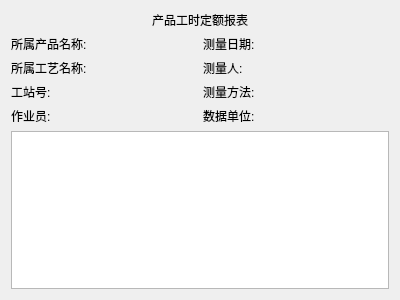
First picture: the form in pwh_quota/ReportTableWidget.ui, repository yukuan1991/std-system, before the edit.
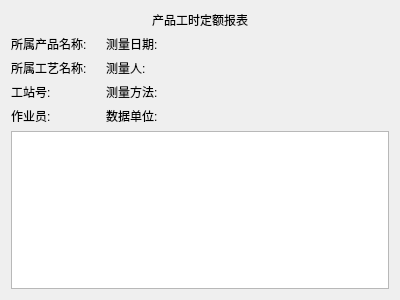
Second picture: the form after the edit.

Patch:
```diff
--- a/pwh_quota/ReportTableWidget.ui
+++ b/pwh_quota/ReportTableWidget.ui
@@ -25,6 +25,8 @@
     </widget>
    </item>
    <item>
+    <layout class="QHBoxLayout" name="horizontalLayout">
+     <item>
     <layout class="QGridLayout" name="gridLayout">
      <item row="0" column="2">
       <widget class="QLabel" name="label_9">
@@ -137,6 +139,21 @@
         <string>工站号:</string>
        </property>
       </widget>
+       </item>
+      </layout>
+     </item>
+     <item>
+      <spacer name="horizontalSpacer">
+       <property name="orientation">
+        <enum>Qt::Horizontal</enum>
+       </property>
+       <property name="sizeHint" stdset="0">
+        <size>
+         <width>40</width>
+         <height>20</height>
+        </size>
+       </property>
+      </spacer>
      </item>
     </layout>
    </item>
```
Lines whose indentation alone changed are shown as unchanged.
